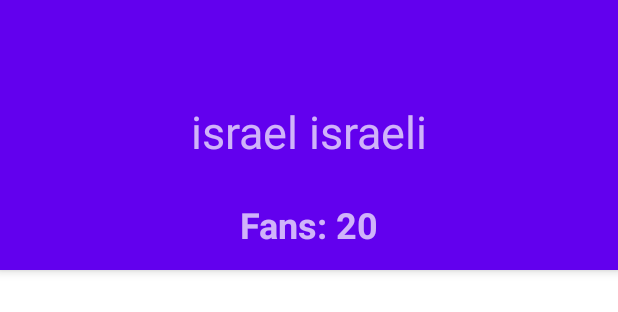
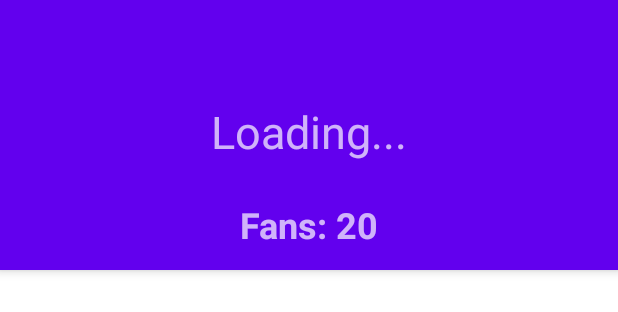
Before and after one commit to BatKol/BatKol, an Android app: the layout activity_profile.xml on its own in the app's theme, with its tools: preview values and no code run, on a phone screen of 412 x 824 dp. Shown: the top 312 px of the screen. Run offline under Robolectric (Android 15) with nearby library versions, the phone set to English and light mode, and no system bars.

Commit message:
fix profile

```diff
--- a/app/src/main/java/com/example/batkol/Main_flow.java
+++ b/app/src/main/java/com/example/batkol/Main_flow.java
@@ -262,7 +262,11 @@ public class Main_flow extends AppCompatActivity{
             System.out.println("help sound...");
         }
         else if(AlgorithmsLibrary.stringInArray(listS,"show") || AlgorithmsLibrary.stringInArray(listS,"שואו")){
-            show=posts.get(postNumberIndex).getUserID();
+            if(postNumberIndex>0){
+                show=posts.get(postNumberIndex-1).getUserID();
+            }
+            else
+                show=posts.get(postNumberIndex).getUserID();
             Intent intent = new Intent(Main_flow.this, ProfileActivity.class);
             Bundle b = new Bundle();
             System.out.println("plplpl "+ show);
--- a/app/src/main/res/layout/activity_profile.xml
+++ b/app/src/main/res/layout/activity_profile.xml
@@ -20,7 +20,7 @@
             android:layout_width="match_parent"
             android:layout_height="64dp"
             android:gravity="center"
-            android:text="israel israeli"
+            android:text="Loading..."
             android:textSize="30sp" />
 
         <TextView
```
Also changed, not shown: app/src/main/AndroidManifest.xml (+7 -5 lines).
